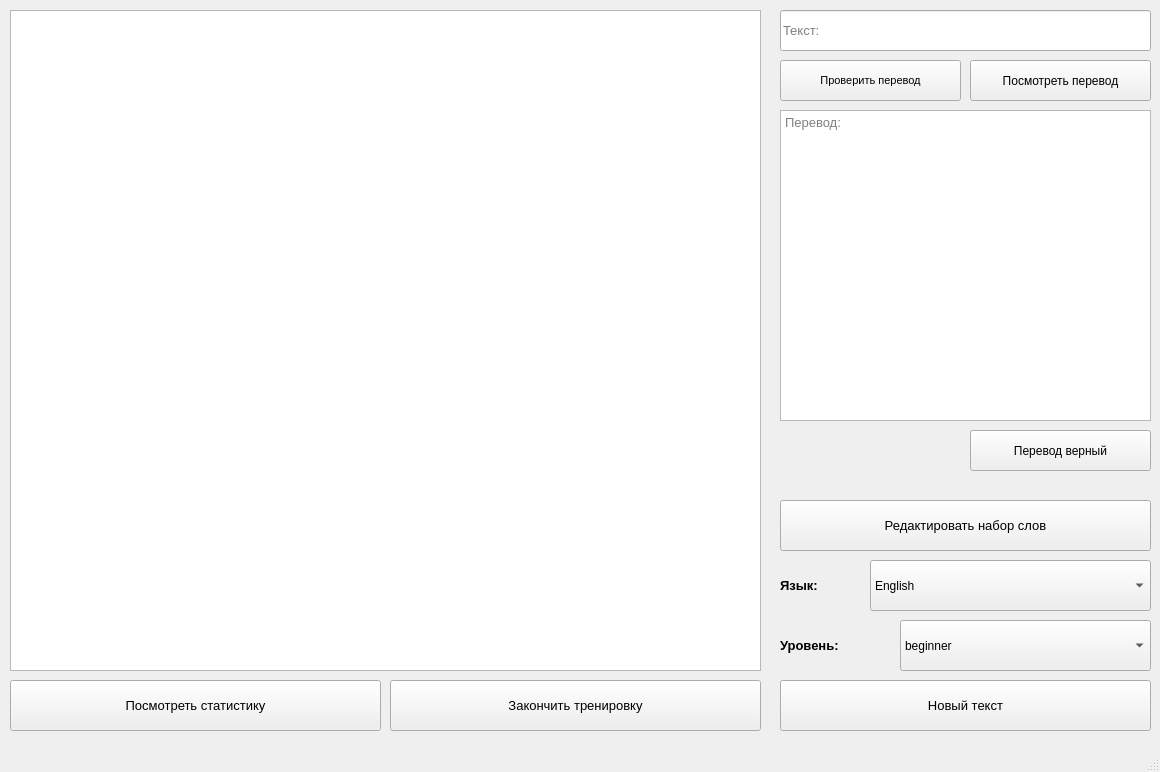
OOLMrStone/project-1535-10, file mainWindow.ui: the form before one commit.
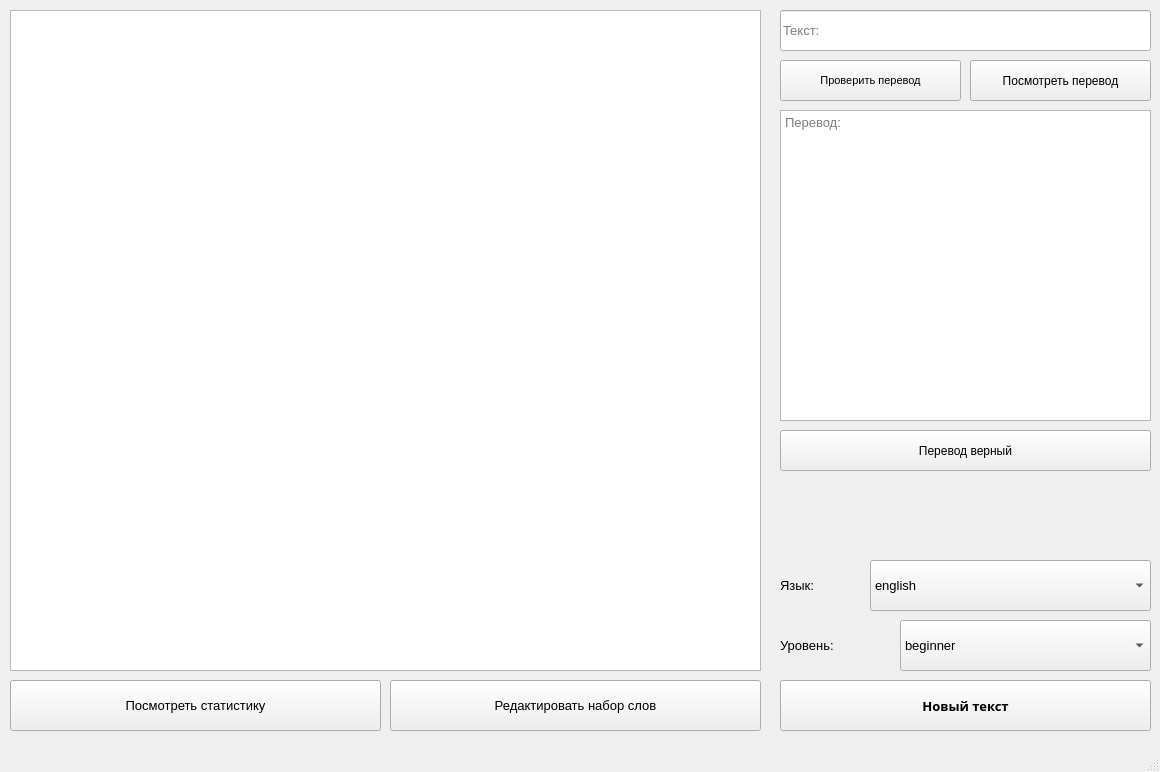
The form after the commit.

```diff
--- a/mainWindow.ui
+++ b/mainWindow.ui
@@ -11,7 +11,10 @@
    </rect>
   </property>
   <property name="windowTitle">
-   <string>MainWindow</string>
+   <string>Незабудка</string>
+  </property>
+  <property name="autoFillBackground">
+   <bool>false</bool>
   </property>
   <widget class="QWidget" name="centralwidget">
    <widget class="QTextBrowser" name="textBrowser">
@@ -92,12 +95,27 @@
     </property>
     <property name="font">
      <font>
+      <family>Arial Black</family>
       <pointsize>10</pointsize>
+      <weight>75</weight>
+      <bold>true</bold>
      </font>
     </property>
+    <property name="autoFillBackground">
+     <bool>false</bool>
+    </property>
+    <property name="styleSheet">
+     <string notr="true"/>
+    </property>
     <property name="text">
      <string>Новый текст</string>
     </property>
+    <property name="default">
+     <bool>false</bool>
+    </property>
+    <property name="flat">
+     <bool>false</bool>
+    </property>
    </widget>
    <widget class="QPushButton" name="statBtn">
     <property name="geometry">
@@ -121,31 +139,18 @@
     <property name="geometry">
      <rect>
       <x>780</x>
-      <y>420</y>
-      <width>191</width>
-      <height>71</height>
-     </rect>
-    </property>
-    <property name="text">
-     <string/>
-    </property>
-   </widget>
-   <widget class="QPushButton" name="endBtn">
-    <property name="geometry">
-     <rect>
-      <x>390</x>
-      <y>680</y>
+      <y>480</y>
       <width>371</width>
       <height>51</height>
      </rect>
     </property>
     <property name="font">
      <font>
-      <pointsize>10</pointsize>
+      <family>Arial</family>
      </font>
     </property>
     <property name="text">
-     <string>Закончить тренировку</string>
+     <string/>
     </property>
    </widget>
    <widget class="QComboBox" name="lang_query">
@@ -159,18 +164,19 @@
     </property>
     <property name="font">
      <font>
-      <pointsize>9</pointsize>
+      <family>Arial</family>
+      <pointsize>10</pointsize>
      </font>
     </property>
     <property name="editable">
      <bool>false</bool>
     </property>
     <property name="currentText">
-     <string>English</string>
+     <string>english</string>
     </property>
     <item>
      <property name="text">
-      <string>English</string>
+      <string>english</string>
      </property>
     </item>
     <item>
@@ -210,9 +216,10 @@
     </property>
     <property name="font">
      <font>
+      <family>Arial</family>
       <pointsize>10</pointsize>
-      <weight>75</weight>
-      <bold>true</bold>
+      <weight>50</weight>
+      <bold>false</bold>
      </font>
     </property>
     <property name="text">
@@ -230,9 +237,10 @@
     </property>
     <property name="font">
      <font>
+      <family>Arial</family>
       <pointsize>10</pointsize>
-      <weight>75</weight>
-      <bold>true</bold>
+      <weight>50</weight>
+      <bold>false</bold>
      </font>
     </property>
     <property name="text">
@@ -250,7 +258,8 @@
     </property>
     <property name="font">
      <font>
-      <pointsize>9</pointsize>
+      <family>Arial</family>
+      <pointsize>10</pointsize>
      </font>
     </property>
     <property name="editable">
@@ -293,14 +302,15 @@
    <widget class="QPushButton" name="returnButton">
     <property name="geometry">
      <rect>
-      <x>780</x>
-      <y>500</y>
+      <x>390</x>
+      <y>680</y>
       <width>371</width>
       <height>51</height>
      </rect>
     </property>
     <property name="font">
      <font>
+      <family>Arial</family>
       <pointsize>10</pointsize>
      </font>
     </property>
@@ -329,12 +339,17 @@
    <widget class="QPushButton" name="disagreeBtn">
     <property name="geometry">
      <rect>
-      <x>970</x>
+      <x>780</x>
       <y>430</y>
-      <width>181</width>
+      <width>371</width>
       <height>41</height>
      </rect>
     </property>
+    <property name="font">
+     <font>
+      <family>Arial</family>
+     </font>
+    </property>
     <property name="text">
      <string>Перевод верный</string>
     </property>
```
Left out of the diff: 20 changed lines with no effect on the pictures.
